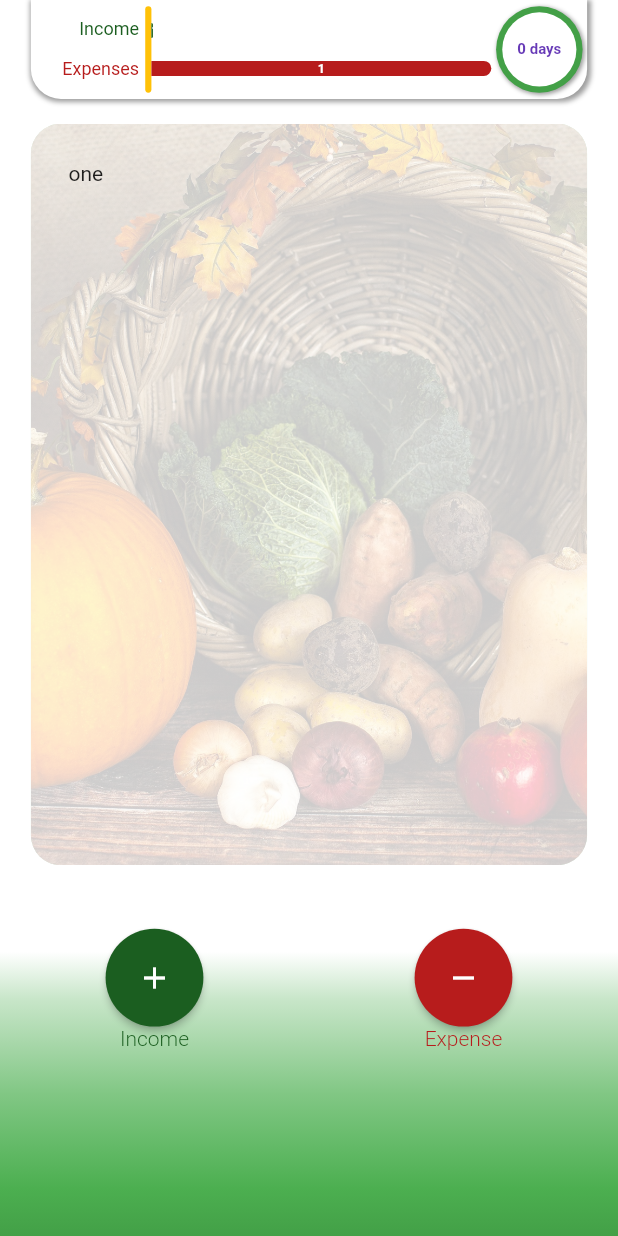
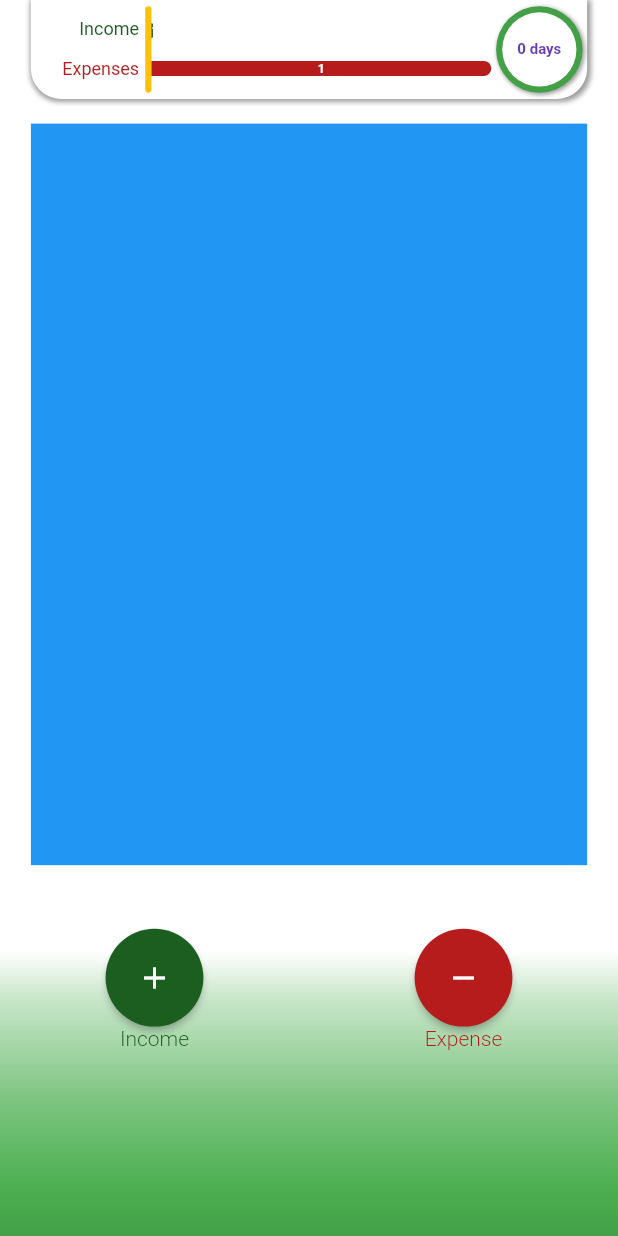
Before and after one commit to sharmashashi/myexpenses, a Flutter app: the screen it shows after launch, on a phone screen of 412 x 824 dp. Run offline on Flutter 3.47's test engine with Material 2 defaults, Android fonts, the phone set to English and light mode, and no system bars; our stand-ins replace charts_flutter, shared_preferences.

Commit message:
imported plugin charts_flutter

```diff
--- /dev/null
+++ b/lib/src/home/charts.dart
@@ -0,0 +1,26 @@
+import 'package:flutter/material.dart';
+import 'package:charts_flutter/flutter.dart' as chart;
+import 'package:myexpenses/src/utils/dimention_in_percent.dart';
+
+class Charts extends StatefulWidget {
+  @override
+  _ChartsState createState() => _ChartsState();
+}
+
+class _ChartsState extends State<Charts> {
+  @override
+  Widget build(BuildContext context) {
+    return Positioned(
+      top: percent(MediaQuery.of(context).size.height, 10),
+      left: percent(MediaQuery.of(context).size.width, 5),
+      child: Container(
+        color: Colors.blue,
+        height: percent(MediaQuery.of(context).size.height, 60),
+        width: percent(MediaQuery.of(context).size.width, 90),
+
+        ///for chart
+
+      ),
+    );
+  }
+}
--- a/lib/src/home/home.dart
+++ b/lib/src/home/home.dart
@@ -2,6 +2,7 @@ import 'package:flutter/cupertino.dart';
 import 'package:flutter/material.dart';
 import 'package:myexpenses/src/custom_widgets/custom_widgets.dart';
 import 'package:myexpenses/src/home/app_bar.dart';
+import 'package:myexpenses/src/home/charts.dart';
 import 'package:myexpenses/src/home/home_body.dart';
 import 'package:myexpenses/src/home/home_provider.dart';
 import 'package:myexpenses/src/home/select_category.dart';
@@ -52,7 +53,7 @@ class _HomeState extends State<Home> {
                 fullHeight: _fullHeight,
                 fullWidth: _fullWidth,
               ),
-              homeBody(height: _fullHeight, width: _fullWidth),
+             Charts(),
 
               ///bottom of home
               Positioned(
```
Also changed, not shown: pubspec.yaml (+8 -0 lines), assets/custom_icons/clothing.png (added), assets/custom_icons/food.png (added), assets/custom_icons/health.png (added), assets/custom_icons/interior.png (added), assets/custom_icons/kitchen.png (added), assets/custom_icons/transportation.png (added), pubspec.lock.
